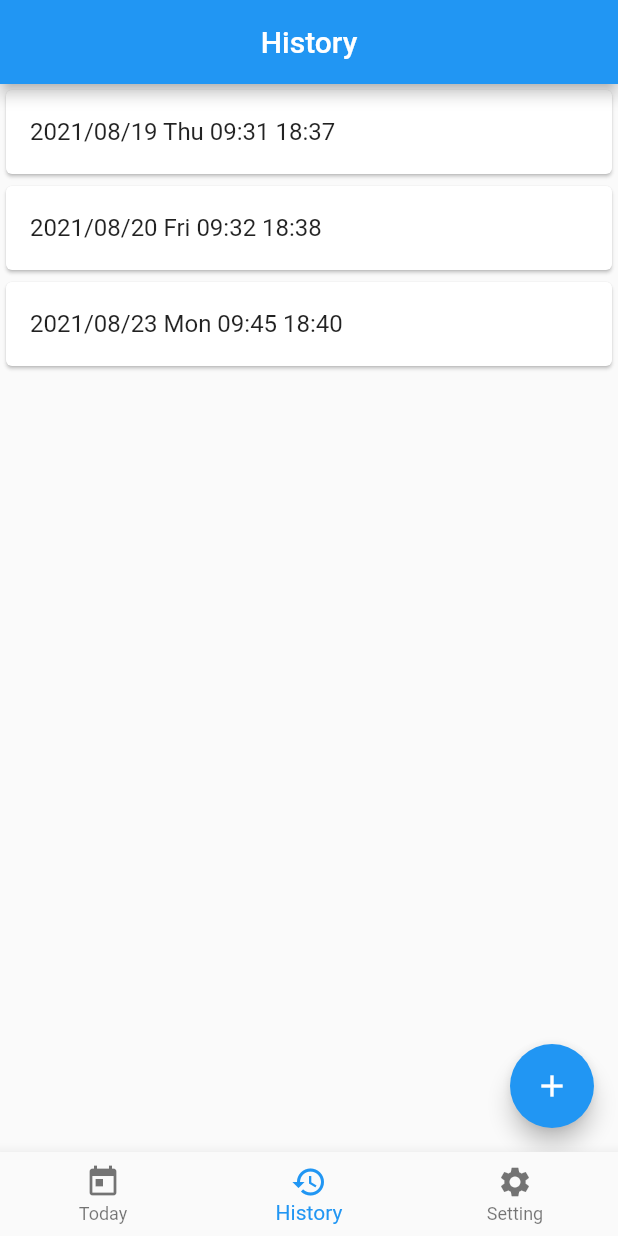
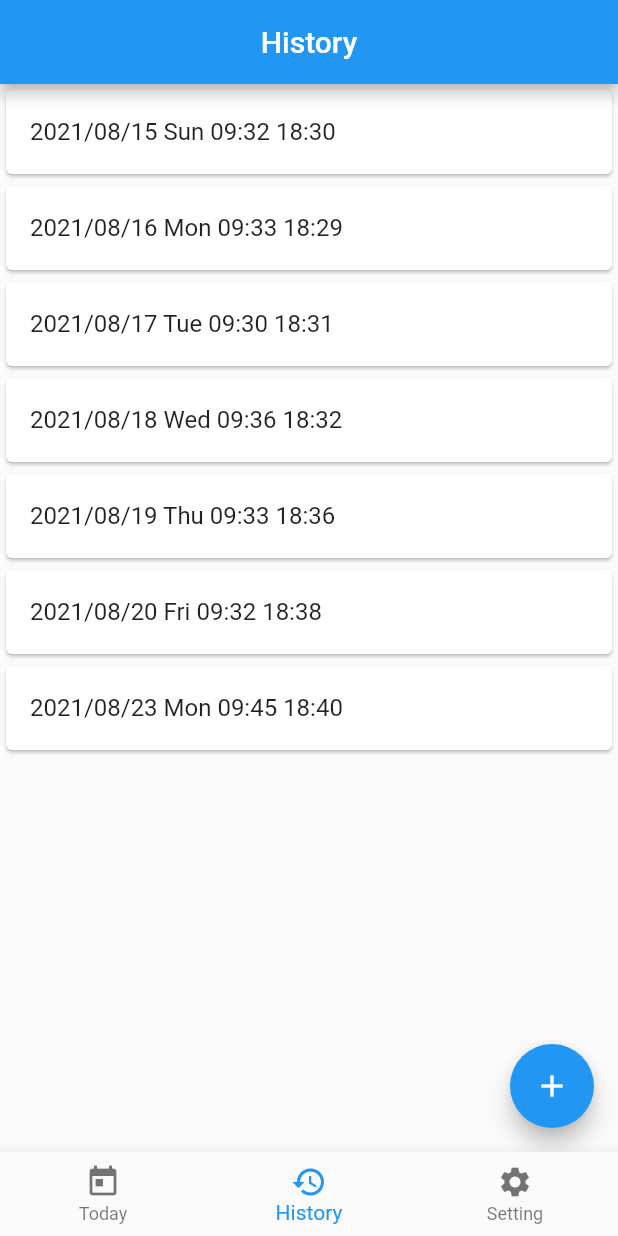
Before and after one commit to nfrutta/flutter-samples, a Flutter app: the screen it shows after launch, item 2 of the bottom bar chosen, after a tap on the "add" icon, on a phone screen of 412 x 824 dp. Run offline on Flutter 3.47's test engine with Material 2 defaults, Android fonts, the phone set to English and light mode, and no system bars; our stand-ins replace cloud_firestore, firebase_core, flutter_slidable; accounts and stored records are empty.

Commit message:
今日はここまで

```diff
--- a/project/simple_timecard/lib/presentation/history/history_model.dart
+++ b/project/simple_timecard/lib/presentation/history/history_model.dart
@@ -6,9 +6,13 @@ class HistoryModel extends ChangeNotifier {
 
   void fetchTimeCards() async {
     List<TimeCard> testData = [
-      new TimeCard(DateTime(2021, 8, 19), '09:31', '18:37'),
+      new TimeCard(DateTime(2021, 8, 15), '09:32', '18:30'),
+      new TimeCard(DateTime(2021, 8, 16), '09:33', '18:29'),
+      new TimeCard(DateTime(2021, 8, 17), '09:30', '18:31'),
+      new TimeCard(DateTime(2021, 8, 18), '09:36', '18:32'),
+      new TimeCard(DateTime(2021, 8, 19), '09:33', '18:36'),
       new TimeCard(DateTime(2021, 8, 20), '09:32', '18:38'),
-      new TimeCard(DateTime(2021, 8, 23), '09:45', '18:40')
+      new TimeCard(DateTime(2021, 8, 23), '09:45', '18:40'),
     ];
     this.timecards = testData;
     notifyListeners();
--- a/project/simple_timecard/lib/presentation/history/history_page.dart
+++ b/project/simple_timecard/lib/presentation/history/history_page.dart
@@ -23,11 +23,17 @@ class HistoryPage extends StatelessWidget {
                 .map(
                   (timecard) => Card(
                     child: ListTile(
-                      title: Text(DateFormat('yyyy/MM/dd E ')
-                              .format(timecard.targetDate) +
-                          timecard.startTimeString +
-                          ' ' +
-                          timecard.endTimeString),
+                      title: Row(
+                        children: [
+                          Text(DateFormat('yyyy/MM/dd E')
+                              .format(timecard.targetDate)
+                              .padRight(8, "0")),
+                          SizedBox(width: 4),
+                          Text(timecard.startTimeString),
+                          SizedBox(width: 4),
+                          Text(timecard.endTimeString),
+                        ],
+                      ),
                       onTap: () {
                         print(timecard.targetDate.toString());
                       },
```
